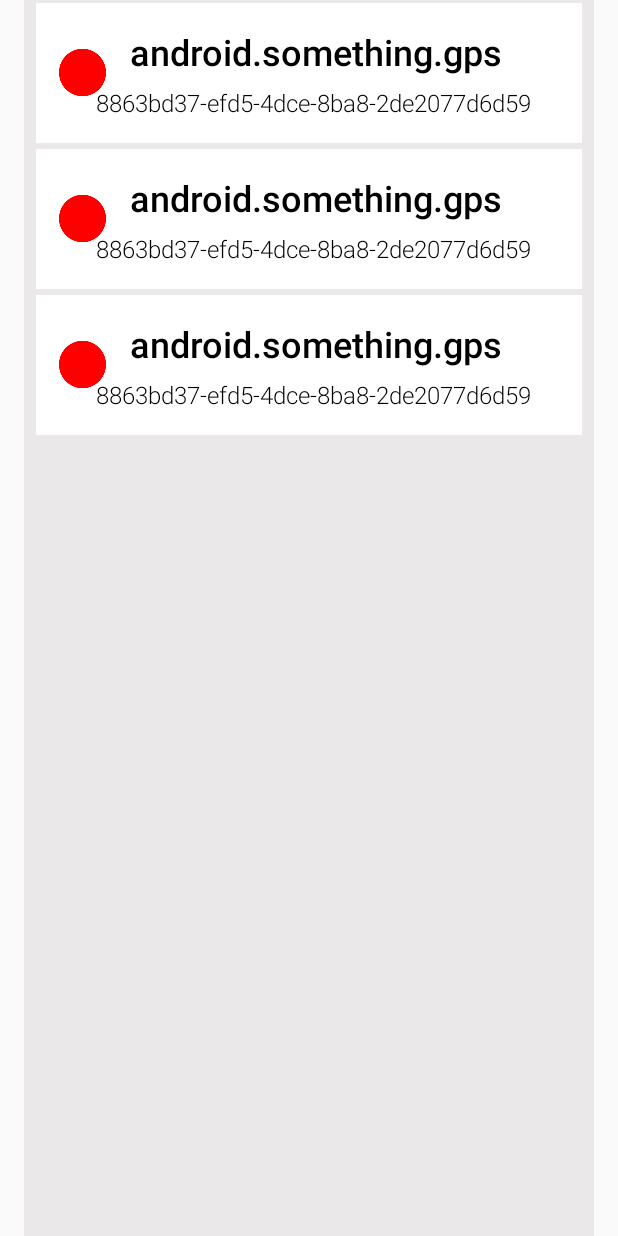
After one commit to ptzianos/hermes, an Android app: the layout sensor_list_fragment.xml on its own in the app's theme, with its tools: preview values and no code run, on a phone screen of 412 x 824 dp. The commit adds this screen. Run offline under Robolectric (Android 15) with nearby library versions, the phone set to English and light mode, and no system bars.

Commit message:
Add activity for listing sensors and rename LedgerService.Client to LedgerService.Sensor

```diff
--- a/android-client/app/src/main/java/org/hermes/di/FragmentBindingModule.kt
+++ b/android-client/app/src/main/java/org/hermes/di/FragmentBindingModule.kt
@@ -4,10 +4,14 @@ import dagger.Module
 import dagger.android.ContributesAndroidInjector
 
 import org.hermes.fragments.EventLogFragment
+import org.hermes.fragments.SensorListFragment
 
 
 @Module
 abstract class FragmentBindingModule {
     @ContributesAndroidInjector(modules = [ EventLogFragment.DaggerModule::class ])
     abstract fun eventLogFragment(): EventLogFragment
+
+    @ContributesAndroidInjector(modules = [ SensorListFragment.DaggerModule::class ])
+    abstract fun sensorListFragment(): SensorListFragment
 }
--- a/android-client/app/src/main/java/org/hermes/di/HermesComponent.kt
+++ b/android-client/app/src/main/java/org/hermes/di/HermesComponent.kt
@@ -15,6 +15,7 @@ import org.hermes.HermesRoomDatabase
 import org.hermes.ledgers.IOTAConnector
 import org.hermes.viewmodels.EventLogViewModel
 import org.hermes.viewmodels.LoginViewModel
+import org.hermes.viewmodels.SensorListViewModel
 
 
 @Singleton
@@ -45,6 +46,8 @@ interface HermesComponent : AndroidInjector<HermesClientApp> {
 
     fun getEventLogViewModel(): EventLogViewModel
 
+    fun getSensorListViewModel(): SensorListViewModel
+
     fun getLifeCycleObserver(): HermesLifeCycleObserver
 
     @Component.Builder
--- /dev/null
+++ b/android-client/app/src/main/res/layout/sensor_list_fragment.xml
@@ -0,0 +1,16 @@
+<?xml version="1.0" encoding="utf-8"?>
+<androidx.recyclerview.widget.RecyclerView
+        xmlns:android="http://schemas.android.com/apk/res/android"
+        xmlns:app="http://schemas.android.com/apk/res-auto"
+        xmlns:tools="http://schemas.android.com/tools"
+        android:id="@+id/sensorRecyclerView"
+        android:name="org.hermes.fragments.SensorListFragment"
+        android:layout_width="match_parent"
+        android:layout_height="match_parent"
+        android:layout_marginLeft="16dp"
+        android:layout_marginRight="16dp"
+        app:layoutManager="androidx.recyclerview.widget.LinearLayoutManager"
+        tools:context="org.hermes.fragments.SensorListFragment"
+        tools:listitem="@layout/sensor_list_item" android:background="#EAE8E8">
+
+</androidx.recyclerview.widget.RecyclerView>
--- /dev/null
+++ b/android-client/app/src/main/res/layout/sensor_list_item.xml
@@ -0,0 +1,43 @@
+<?xml version="1.0" encoding="utf-8"?>
+<androidx.constraintlayout.widget.ConstraintLayout xmlns:android="http://schemas.android.com/apk/res/android"
+                                                   xmlns:app="http://schemas.android.com/apk/res-auto"
+                                                   xmlns:tools="http://schemas.android.com/tools"
+                                                   android:layout_width="match_parent"
+                                                   android:layout_height="wrap_content"
+                                                   android:id="@+id/sensorListItemLayout"
+                                                   android:background="@android:color/white"
+                                                   android:layout_marginBottom="2dp" android:layout_marginLeft="8dp"
+                                                   android:layout_marginRight="8dp" android:layout_marginTop="2dp">
+    <ImageView
+            android:layout_width="31dp"
+            android:layout_height="42dp" app:srcCompat="@drawable/red_circle"
+            android:id="@+id/sensorActive" android:layout_marginEnd="16dp"
+            app:layout_constraintEnd_toEndOf="parent" app:layout_constraintStart_toStartOf="parent"
+            android:layout_marginStart="6dp" app:layout_constraintBottom_toBottomOf="parent"
+            app:layout_constraintTop_toTopOf="parent" android:layout_marginTop="16dp"
+            android:layout_marginBottom="16dp" tools:srcCompat="@drawable/red_circle"
+            app:layout_constraintHorizontal_bias="0.029"
+            app:layout_constraintVertical_bias="0.473" android:background="@android:color/white"
+    />
+    <TextView
+            android:text="TextView"
+            android:layout_width="303dp"
+            android:layout_height="38dp" android:id="@+id/sensorId"
+            app:layout_constraintBottom_toBottomOf="parent" android:textAlignment="textStart"
+            tools:text="8863bd37-efd5-4dce-8ba8-2de2077d6d59" android:textSize="16sp"
+            android:fontFamily="sans-serif-light"
+            android:textColor="@android:color/black"
+            android:layout_marginEnd="16dp" app:layout_constraintEnd_toEndOf="parent" android:layout_marginStart="8dp"
+            app:layout_constraintStart_toStartOf="parent" app:layout_constraintHorizontal_bias="0.867"/>
+    <TextView
+            android:text="TextView"
+            android:layout_width="wrap_content"
+            android:layout_height="31dp"
+            android:id="@+id/sensorUUID" tools:text="android.something.gps"
+            android:textSize="24sp" android:textColor="@android:color/black" android:fontFamily="sans-serif-medium"
+            android:layout_marginTop="16dp" app:layout_constraintTop_toTopOf="parent" android:layout_marginBottom="8dp"
+            app:layout_constraintBottom_toTopOf="@+id/sensorId" app:layout_constraintVertical_bias="0.0"
+            app:layout_constraintStart_toEndOf="@+id/sensorActive" android:layout_marginStart="8dp"
+            android:layout_marginEnd="8dp" app:layout_constraintEnd_toEndOf="parent"
+            app:layout_constraintHorizontal_bias="0.156" android:textAlignment="textStart"/>
+</androidx.constraintlayout.widget.ConstraintLayout>
--- a/android-client/app/src/main/res/values/strings.xml
+++ b/android-client/app/src/main/res/values/strings.xml
@@ -17,7 +17,8 @@
     <string name="auth_hashed_pin">hashed_pin</string>
     <string name="auth_private_key">private_key</string>
     <string name="auth_seed">seed</string>
-    <string name="title_activity_event">Event Log</string>
+    <string name="title_activity_event_log">Event Log</string>
+    <string name="title_activity_sensor_list">Sensor List</string>
     <string name="action_settings">Settings</string>
     <string name="remote_service_label">Hermes</string>
     <string name="remote_service_started">service started</string>
```
Also changed, not shown: android-client/app/src/main/AndroidManifest.xml (+7 -2 lines), android-client/app/src/main/java/org/hermes/HermesRepository.kt (+24 -0 lines), android-client/app/src/main/java/org/hermes/LedgerService.kt (+16 -11 lines), android-client/app/src/main/java/org/hermes/activities/SensorListActivity.kt (added, +42 -0 lines), android-client/app/src/main/java/org/hermes/adapters/SensorListViewAdapter.kt (added, +39 -0 lines), android-client/app/src/main/java/org/hermes/di/ActivityBindingModule.kt (+3 -5 lines), android-client/app/src/main/java/org/hermes/fragments/SensorListFragment.kt (added, +68 -0 lines), android-client/app/src/main/java/org/hermes/viewholders/SensorListViewHolder.kt (added, +28 -0 lines), android-client/app/src/main/java/org/hermes/viewmodels/SensorListViewModel.kt (added, +14 -0 lines), android-client/app/src/main/res/layout/activity_sensor.xml (added, +60 -0 lines), android-client/app/src/main/res/layout/activity_sensor_list.xml (added, +7 -0 lines), android-client/app/src/main/res/drawable/green_circle.png (added), android-client/app/src/main/res/drawable/red_circle.png (added).
